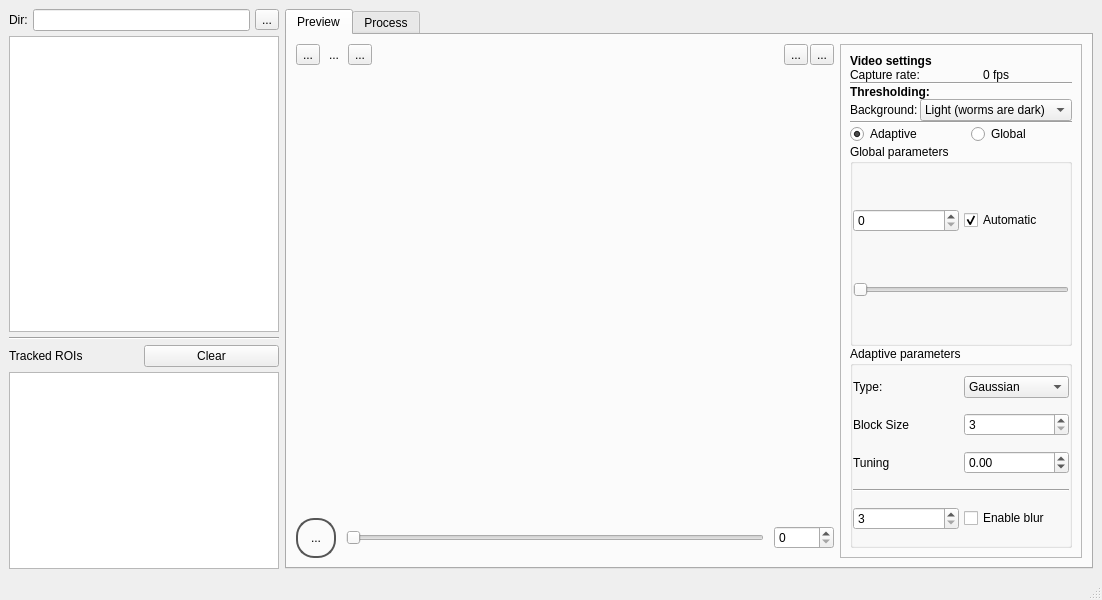
First picture: the form in mainwindow.ui, repository adwolfe/yawt, before the edit.
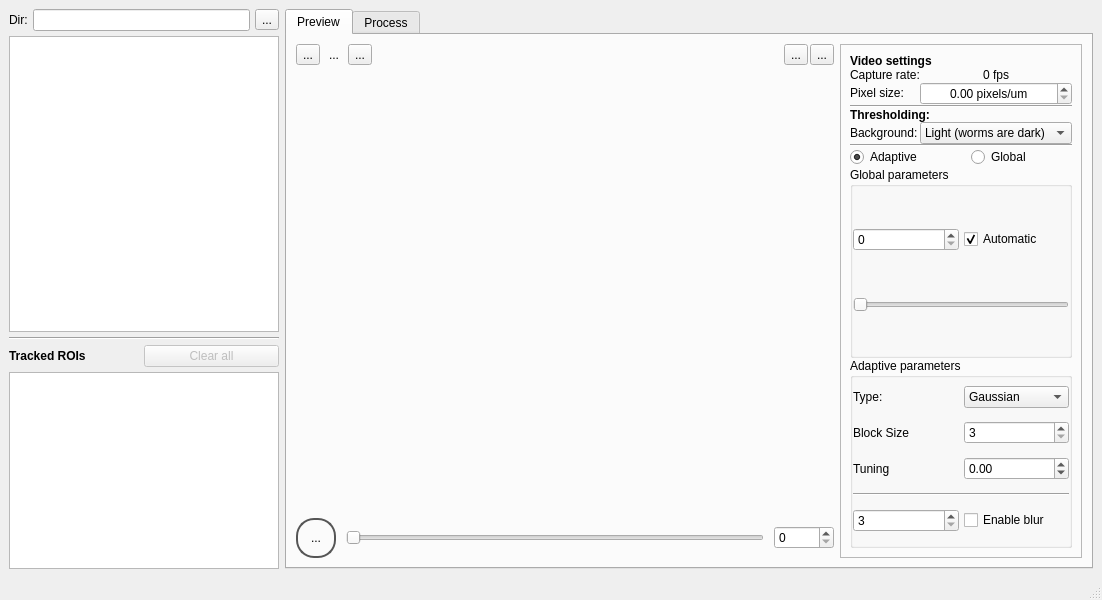
Second picture: the form after the edit. Icons and pictures are not drawn. Custom widgets are drawn as their Qt base class.

The edit to the form file:
```diff
--- a/mainwindow.ui
+++ b/mainwindow.ui
@@ -62,15 +62,23 @@
         </property>
         <item>
          <widget class="QLabel" name="label_5">
+          <property name="font">
+           <font>
+            <bold>true</bold>
+           </font>
+          </property>
           <property name="text">
            <string>Tracked ROIs</string>
           </property>
          </widget>
         </item>
         <item>
-         <widget class="QPushButton" name="pushButton">
+         <widget class="QPushButton" name="clearAllButton">
+          <property name="enabled">
+           <bool>false</bool>
+          </property>
           <property name="text">
-           <string>Clear</string>
+           <string>Clear all</string>
           </property>
          </widget>
         </item>
@@ -292,18 +300,18 @@
           <property name="frameShadow">
            <enum>QFrame::Shadow::Sunken</enum>
           </property>
-          <layout class="QGridLayout" name="gridLayout" rowstretch="0,0,0,0,0,0,0,0,0,0,0,0,0">
+          <layout class="QGridLayout" name="gridLayout" rowstretch="0,0,0,0,0,0,0,0,0,0,0,0,0,0">
            <property name="spacing">
             <number>0</number>
            </property>
-           <item row="7" column="0" colspan="3">
-            <widget class="Line" name="line">
-             <property name="orientation">
-              <enum>Qt::Orientation::Horizontal</enum>
-             </property>
-            </widget>
-           </item>
            <item row="8" column="0" colspan="3">
+            <widget class="Line" name="line">
+             <property name="orientation">
+              <enum>Qt::Orientation::Horizontal</enum>
+             </property>
+            </widget>
+           </item>
+           <item row="9" column="0" colspan="3">
             <layout class="QHBoxLayout" name="horizontalLayout_5">
              <property name="spacing">
               <number>20</number>
@@ -327,14 +335,14 @@
              </item>
             </layout>
            </item>
-           <item row="4" column="0" colspan="3">
-            <widget class="Line" name="line_4">
-             <property name="orientation">
-              <enum>Qt::Orientation::Horizontal</enum>
-             </property>
-            </widget>
-           </item>
            <item row="5" column="0" colspan="3">
+            <widget class="Line" name="line_4">
+             <property name="orientation">
+              <enum>Qt::Orientation::Horizontal</enum>
+             </property>
+            </widget>
+           </item>
+           <item row="6" column="0" colspan="3">
             <widget class="QLabel" name="labelThresholding">
              <property name="sizePolicy">
               <sizepolicy hsizetype="Preferred" vsizetype="Fixed">
@@ -352,6 +360,29 @@
              </property>
             </widget>
            </item>
+           <item row="3" column="2">
+            <widget class="QLabel" name="fpsLabel">
+             <property name="sizePolicy">
+              <sizepolicy hsizetype="Preferred" vsizetype="Fixed">
+               <horstretch>0</horstretch>
+               <verstretch>0</verstretch>
+              </sizepolicy>
+             </property>
+             <property name="font">
+              <font>
+               <italic>false</italic>
+               <bold>false</bold>
+               <underline>false</underline>
+              </font>
+             </property>
+             <property name="text">
+              <string>0 fps</string>
+             </property>
+             <property name="alignment">
+              <set>Qt::AlignmentFlag::AlignCenter</set>
+             </property>
+            </widget>
+           </item>
            <item row="2" column="0" colspan="3">
             <widget class="QLabel" name="label_6">
              <property name="sizePolicy">
@@ -370,7 +401,7 @@
              </property>
             </widget>
            </item>
-           <item row="6" column="2">
+           <item row="7" column="2">
             <widget class="QComboBox" name="bgCombo">
              <property name="currentIndex">
               <number>1</number>
@@ -387,7 +418,7 @@
              </item>
             </widget>
            </item>
-           <item row="11" column="0" colspan="3">
+           <item row="12" column="0" colspan="3">
             <widget class="QGroupBox" name="globalGroupBox">
              <property name="title">
               <string>Global parameters</string>
@@ -450,14 +481,26 @@
              </layout>
             </widget>
            </item>
-           <item row="6" column="0">
+           <item row="7" column="0">
             <widget class="QLabel" name="label">
              <property name="text">
               <string>Background:</string>
              </property>
             </widget>
            </item>
-           <item row="12" column="0" colspan="3">
+           <item row="3" column="0">
+            <widget class="QLabel" name="label_7">
+             <property name="font">
+              <font>
+               <bold>false</bold>
+              </font>
+             </property>
+             <property name="text">
+              <string>Capture rate:</string>
+             </property>
+            </widget>
+           </item>
+           <item row="13" column="0" colspan="3">
             <widget class="QGroupBox" name="adaptiveGroupBox">
              <property name="title">
               <string>Adaptive parameters</string>
@@ -569,39 +612,33 @@
              </layout>
             </widget>
            </item>
-           <item row="3" column="0">
-            <widget class="QLabel" name="label_7">
-             <property name="font">
-              <font>
-               <bold>false</bold>
-              </font>
+           <item row="4" column="0">
+            <widget class="QLabel" name="label_8">
+             <property name="sizePolicy">
+              <sizepolicy hsizetype="Preferred" vsizetype="Fixed">
+               <horstretch>0</horstretch>
+               <verstretch>0</verstretch>
+              </sizepolicy>
              </property>
              <property name="text">
-              <string>Capture rate:</string>
+              <string>Pixel size:</string>
              </property>
             </widget>
            </item>
-           <item row="3" column="2">
-            <widget class="QLabel" name="fpsLabel">
+           <item row="4" column="2">
+            <widget class="QDoubleSpinBox" name="doubleSpinBox">
              <property name="sizePolicy">
-              <sizepolicy hsizetype="Preferred" vsizetype="Fixed">
+              <sizepolicy hsizetype="Minimum" vsizetype="Fixed">
                <horstretch>0</horstretch>
                <verstretch>0</verstretch>
               </sizepolicy>
              </property>
-             <property name="font">
-              <font>
-               <italic>false</italic>
-               <bold>false</bold>
-               <underline>false</underline>
-              </font>
-             </property>
-             <property name="text">
-              <string>0 fps</string>
-             </property>
              <property name="alignment">
               <set>Qt::AlignmentFlag::AlignCenter</set>
              </property>
+             <property name="suffix">
+              <string> pixels/um</string>
+             </property>
             </widget>
            </item>
           </layout>
```
